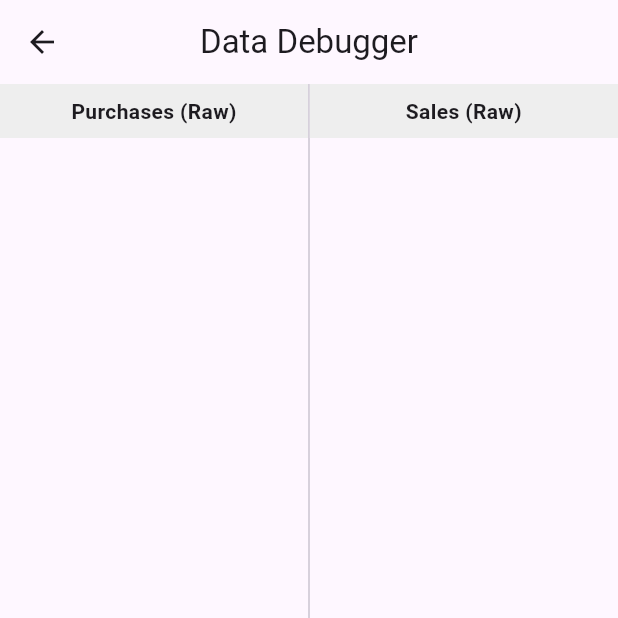
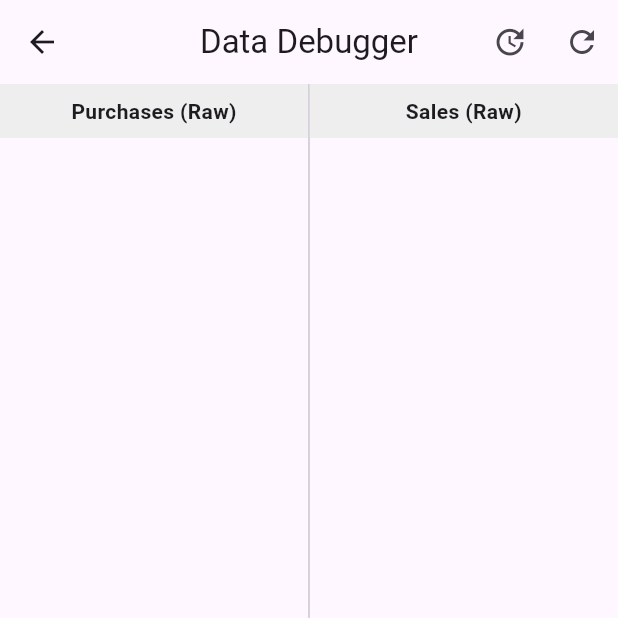
Before and after one commit to ianisd/auditing_app, a Flutter app: the DebugDataScreen screen opened directly, on a phone screen of 412 x 824 dp, the top half of it. Run offline on Flutter 3.47's test engine with Material 3 defaults, Android fonts, the phone set to English and light mode, and no system bars; our stand-ins replace connectivity_plus, csv, file_picker, hive, hive_flutter; missing offline and left inert: mobile_scanner; accounts and stored records are empty.

Commit message:
Implemented an invoice ID migration tool in the `DebugDataScreen`.
Key changes:
- Added a `_migrateInvoiceIds` method to trigger the migration logic in `OfflineStorage`.
- Introduced a migration button in the AppBar with loading state and result feedback.
- Displayed migration status messages (success/failure) directly in the UI.
- Updated the screen layout to a `Column` to accommodate the status banner above the data lists.
- Ensured data is refreshed automatically upon successful migration.

```diff
--- a/lib/screens/debug_data_screen.dart
+++ b/lib/screens/debug_data_screen.dart
@@ -12,6 +12,8 @@ class DebugDataScreen extends StatefulWidget {
 class _DebugDataScreenState extends State<DebugDataScreen> {
   List<String> purchaseDates = [];
   List<String> salesDates = [];
+  bool _isMigrating = false;
+  String? _migrationResult;
 
   @override
   void initState() {
@@ -37,15 +39,107 @@ class _DebugDataScreenState extends State<DebugDataScreen> {
     });
   }
 
+  // 🔥 NEW: Migration method
+  Future<void> _migrateInvoiceIds() async {
+    setState(() {
+      _isMigrating = true;
+      _migrationResult = null;
+    });
+
+    try {
+      final storage = context.read<OfflineStorage>();
+      await storage.migrateOldInvoiceIds();
+
+      setState(() {
+        _migrationResult = '✅ Migration completed successfully';
+        _isMigrating = false;
+      });
+
+      // Refresh data to show changes
+      await _loadData();
+
+      ScaffoldMessenger.of(context).showSnackBar(
+        const SnackBar(
+          content: Text('Invoice ID migration complete'),
+          backgroundColor: Colors.green,
+        ),
+      );
+    } catch (e) {
+      setState(() {
+        _migrationResult = '❌ Migration failed: $e';
+        _isMigrating = false;
+      });
+
+      ScaffoldMessenger.of(context).showSnackBar(
+        SnackBar(
+          content: Text('Migration error: $e'),
+          backgroundColor: Colors.red,
+        ),
+      );
+    }
+  }
+
   @override
   Widget build(BuildContext context) {
     return Scaffold(
-      appBar: AppBar(title: const Text('Data Debugger')),
-      body: Row(
+      appBar: AppBar(
+        title: const Text('Data Debugger'),
+        actions: [
+          // 🔥 NEW: Migration button
+          if (_isMigrating)
+            const Padding(
+              padding: EdgeInsets.all(16.0),
+              child: SizedBox(
+                width: 20,
+                height: 20,
+                child: CircularProgressIndicator(
+                  strokeWidth: 2,
+                  color: Colors.white,
+                ),
+              ),
+            )
+          else
+            IconButton(
+              icon: const Icon(Icons.update),
+              tooltip: 'Migrate Invoice IDs',
+              onPressed: _migrateInvoiceIds,
+            ),
+          IconButton(
+            icon: const Icon(Icons.refresh),
+            onPressed: _loadData,
+          ),
+        ],
+      ),
+      body: Column(
         children: [
-          Expanded(child: _buildList("Purchases (Raw)", purchaseDates)),
-          const VerticalDivider(width: 1),
-          Expanded(child: _buildList("Sales (Raw)", salesDates)),
+          // 🔥 NEW: Migration status message
+          if (_migrationResult != null)
+            Container(
+              width: double.infinity,
+              padding: const EdgeInsets.all(8),
+              color: _migrationResult!.startsWith('✅')
+                  ? Colors.green.shade100
+                  : Colors.red.shade100,
+              child: Text(
+                _migrationResult!,
+                textAlign: TextAlign.center,
+                style: TextStyle(
+                  color: _migrationResult!.startsWith('✅')
+                      ? Colors.green.shade900
+                      : Colors.red.shade900,
+                  fontWeight: FontWeight.bold,
+                ),
+              ),
+            ),
+          Expanded(
+            child: Row(
+              children: [
+                Expanded(child: _buildList("Purchases (Raw)", purchaseDates)),
+                const VerticalDivider(width: 1),
+                Expanded(child: _buildList("Sales (Raw)", salesDates)),
+              ],
+            ),
+          ),
         ],
       ),
     );
```
